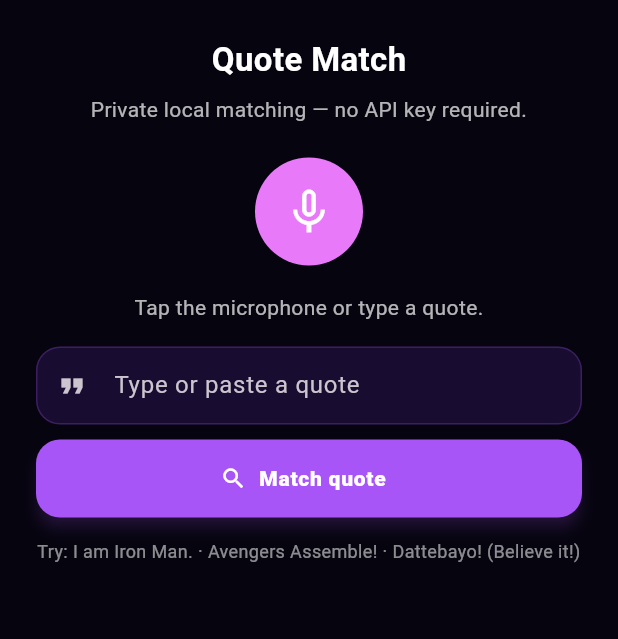
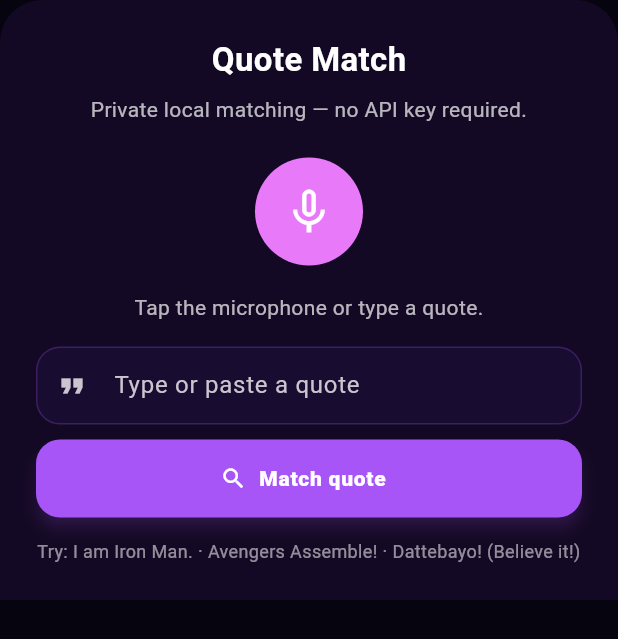
Before and after one commit to Unzela-Waseem/Fandom-Verse-Pocket-Edition, a Flutter app: the QuoteRecognizerSheet widget shown alone on an empty page, opened directly with empty values, on a phone screen of 412 x 824 dp. Shown: the top 639 px of the screen. Run offline on Flutter 3.47's test engine with Material 3 defaults, Android fonts, the phone set to English and light mode, and no system bars; our stand-ins replace cached_network_image, cloud_firestore, cloud_functions, connectivity_plus, dio, firebase_auth and 11 more; missing offline and left inert: model_viewer_plus; accounts and stored records are empty; network calls fail.

Commit message:
fix: repair AR viewer and quote match sheet

```diff
--- a/lib/core/services/quote_recognizer_service.dart
+++ b/lib/core/services/quote_recognizer_service.dart
@@ -29,7 +29,7 @@ class _QuoteRule {
 class QuoteRecognizerService {
   static const List<_QuoteRule> _rules = [
     _QuoteRule(
-      ['i am iron man', 'im iron man'],
+      ['i am iron man', 'im iron man', 'iron man'],
       FandomQuoteMatch(
         fandom: 'Marvel',
         character: 'Iron Man',
@@ -38,7 +38,7 @@ class QuoteRecognizerService {
       ),
     ),
     _QuoteRule(
-      ['avengers assemble'],
+      ['avengers assemble', 'captain america'],
       FandomQuoteMatch(
         fandom: 'Marvel',
         character: 'Captain America',
@@ -47,7 +47,7 @@ class QuoteRecognizerService {
       ),
     ),
     _QuoteRule(
-      ['dattebayo', 'believe it'],
+      ['dattebayo', 'believe it', 'naruto'],
       FandomQuoteMatch(
         fandom: 'Naruto',
         character: 'Naruto Uzumaki',
@@ -56,7 +56,7 @@ class QuoteRecognizerService {
       ),
     ),
     _QuoteRule(
-      ['may the force be with you'],
+      ['may the force be with you', 'star wars'],
       FandomQuoteMatch(
         fandom: 'Star Wars',
         character: 'Jedi',
@@ -65,7 +65,7 @@ class QuoteRecognizerService {
       ),
     ),
     _QuoteRule(
-      ['no i am your father', 'i am your father'],
+      ['no i am your father', 'i am your father', 'darth vader'],
       FandomQuoteMatch(
         fandom: 'Star Wars',
         character: 'Darth Vader',
@@ -74,7 +74,7 @@ class QuoteRecognizerService {
       ),
     ),
     _QuoteRule(
-      ['expecto patronum'],
+      ['expecto patronum', 'harry potter'],
       FandomQuoteMatch(
         fandom: 'Harry Potter',
         character: 'Harry Potter',
@@ -83,7 +83,7 @@ class QuoteRecognizerService {
       ),
     ),
     _QuoteRule(
-      ['you are a wizard harry', 'you are a wizard'],
+      ['you are a wizard harry', 'you are a wizard', 'hagrid'],
       FandomQuoteMatch(
         fandom: 'Harry Potter',
         character: 'Hagrid',
@@ -92,7 +92,7 @@ class QuoteRecognizerService {
       ),
     ),
     _QuoteRule(
-      ['bazinga'],
+      ['bazinga', 'sheldon cooper'],
       FandomQuoteMatch(
         fandom: 'The Big Bang Theory',
         character: 'Sheldon Cooper',
@@ -101,7 +101,7 @@ class QuoteRecognizerService {
       ),
     ),
     _QuoteRule(
-      ['i am batman', 'im batman'],
+      ['i am batman', 'im batman', 'batman'],
       FandomQuoteMatch(
         fandom: 'DC',
         character: 'Batman',
--- a/lib/features/merchandise/presentation/quote_recognizer_sheet.dart
+++ b/lib/features/merchandise/presentation/quote_recognizer_sheet.dart
@@ -106,7 +106,12 @@ class _QuoteRecognizerSheetState extends State<QuoteRecognizerSheet> {
   @override
   Widget build(BuildContext context) {
     final listening = _speechToText.isListening;
-    return SafeArea(
+    return Container(
+      decoration: const BoxDecoration(
+        color: Color(0xFF140924),
+        borderRadius: BorderRadius.vertical(top: Radius.circular(28)),
+      ),
+      child: SafeArea(
         top: false,
         child: SingleChildScrollView(
           padding: const EdgeInsets.all(24),
@@ -238,6 +243,7 @@ class _QuoteRecognizerSheetState extends State<QuoteRecognizerSheet> {
             ],
           ),
         ),
+      ),
     );
   }
 }
```
Also changed, not shown: 3 other files. Lines whose indentation alone changed are shown as unchanged.
